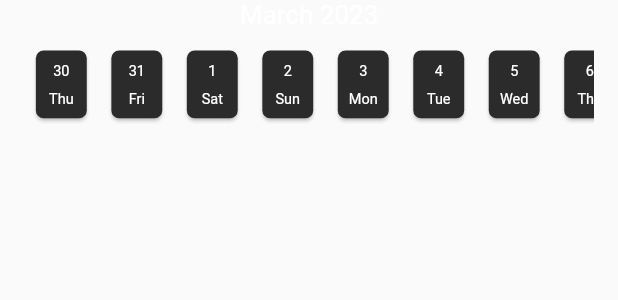
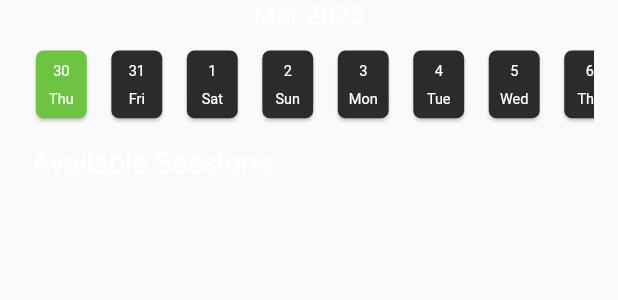
Before and after one commit to TeamBocean/bodybuddiesapp, a Flutter app: the BookingsPage widget shown alone on an empty page, opened directly, on a phone screen of 412 x 824 dp. Shown: the top 300 px of the screen. Run offline on Flutter 3.47's test engine with Material 2 defaults, Android fonts, the phone set to English and light mode, and no system bars; our stand-ins replace cloud_firestore, firebase_auth, firebase_core, flutter_signin_button, get, google_sign_in; accounts and stored records are empty; Roboto replaces fonts that are missing (Satoshi-Medium).

```diff
--- a/lib/pages/bookings_page.dart
+++ b/lib/pages/bookings_page.dart
@@ -15,6 +15,8 @@ class BookingsPage extends StatefulWidget {
 
 class _BookingsPageState extends State<BookingsPage> {
   List<Widget> dates = [];
+  String _day = DateTime.now().day.toString();
+  DateTime currentDay = DateTime.now();
   final _currentDate = DateTime.now();
 
   @override
@@ -24,17 +26,19 @@ class _BookingsPageState extends State<BookingsPage> {
   }
 
   void initDates(BuildContext context) {
-    if (dates.isEmpty)
-      // ignore: curly_braces_in_flow_control_structures
+    dates.clear();
     for (int i = 0; i < 16; i++) {
       final date = _currentDate.add(Duration(days: i));
-        dates.add(dateWidget(
-            date.day.toString(), daysOfWeek[date.weekday - 1].substring(0, 3)));
+      setState(() {
+        dates.add(dateWidget(date, daysOfWeek[date.weekday - 1].substring(0, 3),
+            date.day.toString() == _day));
+      });
     }
   }
 
   @override
   Widget build(BuildContext context) {
+    initDates(context);
     return Container(
       height: MediaQuery.of(context).size.height,
       child: SafeArea(
@@ -42,7 +46,7 @@ class _BookingsPageState extends State<BookingsPage> {
           crossAxisAlignment: CrossAxisAlignment.center,
           children: [
             MediumTextWidget(
-              text: "March 2023",
+              text: "${months[DateTime.now().month-1]} ${DateTime.now().year}",
               fontSize: Dimensions.fontSize18,
             ),
             SizedBox(
@@ -54,10 +58,19 @@ class _BookingsPageState extends State<BookingsPage> {
                 scrollDirection: Axis.horizontal,
                 child: Row(
                   mainAxisAlignment: MainAxisAlignment.center,
-                  children: dates.map((e) => e).toList(),
+                  children: dates.map((date) => date).toList(),
                 ),
               ),
             ),
+            SizedBox(
+              height: Dimensions.height15,
+            ),
+            Padding(
+              padding: EdgeInsets.only(left: Dimensions.width20),
+              child: Align(
+                  alignment: Alignment.centerLeft,
+                  child: MediumTextWidget(text: "Available Sessions")),
+            )
             // BookingWidget(),
             // BookingWidget(),
             // BookingWidget(),
@@ -68,21 +81,29 @@ class _BookingsPageState extends State<BookingsPage> {
     );
   }
 
-  Widget dateWidget(String day, String weekDay) {
+  Widget dateWidget(DateTime dateTime, String weekDay, bool isCurrent) {
     return Padding(
       padding: EdgeInsets.symmetric(horizontal: Dimensions.width10 / 2.5),
+      child: GestureDetector(
+        onTap: () {
+          setState(() {
+            _day = dateTime.day.toString();
+            currentDay = dateTime;
+            initDates(context);
+          });
+        },
         child: SizedBox(
           width: Dimensions.width10 * 4,
           height: Dimensions.height10 * 5.5,
           child: Card(
-          color: darkGrey,
+            color: isCurrent ? darkGreen : darkGrey,
             shape: RoundedRectangleBorder(
                 borderRadius: BorderRadius.circular(Dimensions.width10 / 2)),
             child: Column(
               mainAxisAlignment: MainAxisAlignment.spaceEvenly,
               children: [
                 MediumTextWidget(
-                text: day,
+                  text: dateTime.day.toString(),
                   fontSize: Dimensions.fontSize10,
                 ),
                 MediumTextWidget(
@@ -93,6 +114,7 @@ class _BookingsPageState extends State<BookingsPage> {
             ),
           ),
         ),
+      ),
     );
   }
 }
```
Lines whose indentation alone changed are shown as unchanged.
